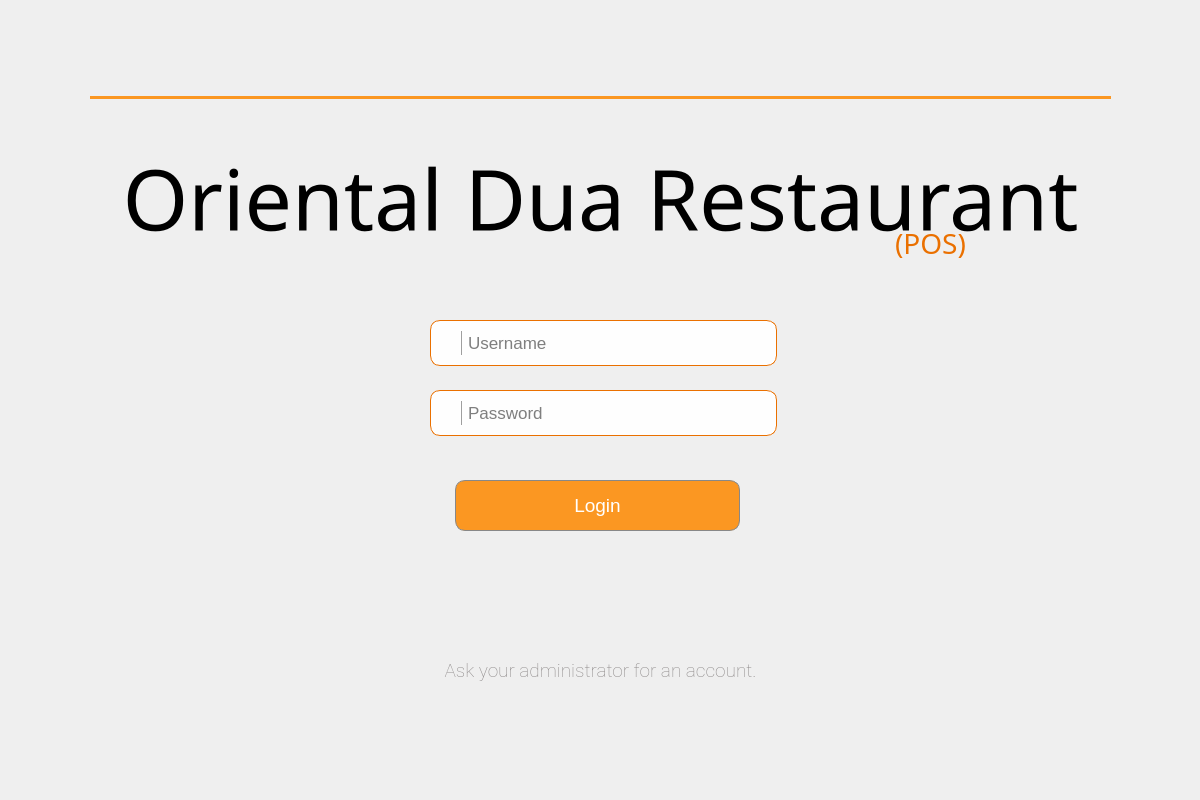
First picture: the form in Project SE/ui/loginscreen.ui, repository Patatims/CCSFEN2_Project, before the edit.
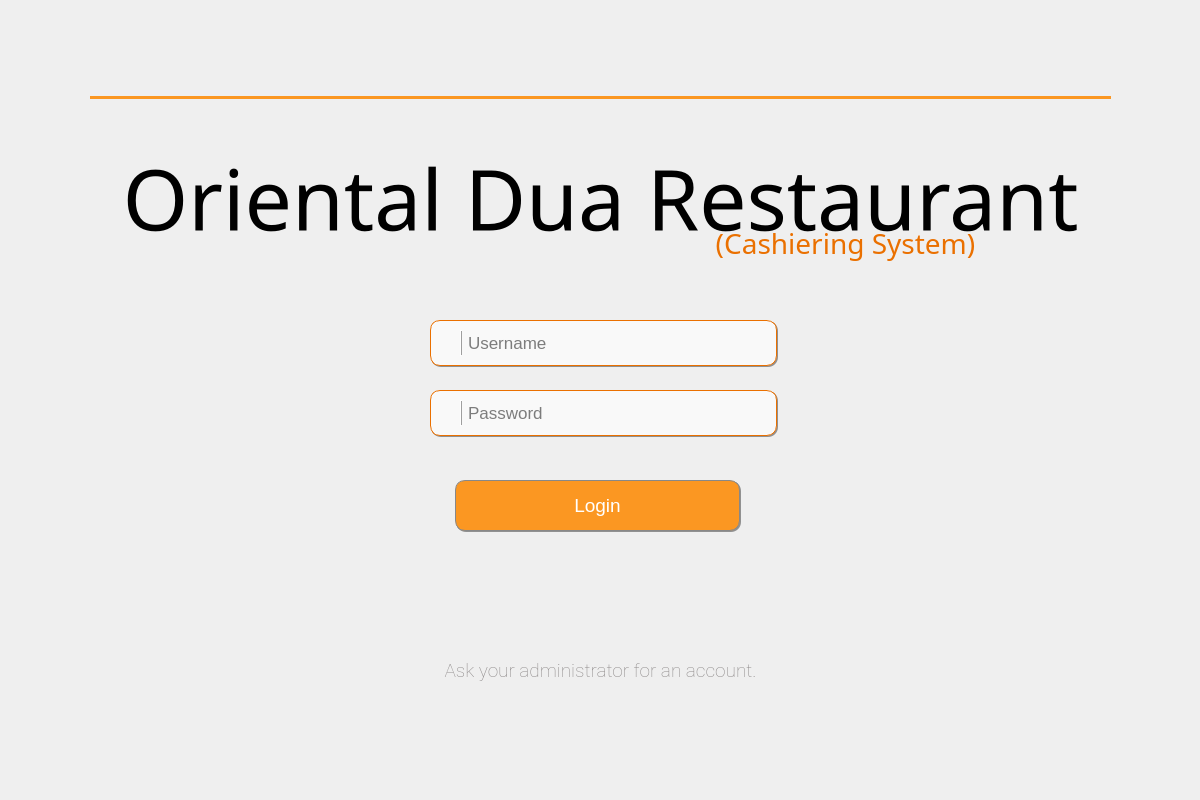
Second picture: the form after the edit. Icons and pictures are not drawn.

Diff of the .ui file:
```diff
--- a/Project SE/ui/loginscreen.ui
+++ b/Project SE/ui/loginscreen.ui
@@ -188,9 +188,9 @@
   <widget class="QLabel" name="subtitle">
    <property name="geometry">
     <rect>
-     <x>870</x>
+     <x>700</x>
      <y>210</y>
-     <width>121</width>
+     <width>291</width>
      <height>71</height>
     </rect>
    </property>
@@ -205,7 +205,7 @@
 }</string>
    </property>
    <property name="text">
-    <string>(POS)</string>
+    <string>(Cashiering System)</string>
    </property>
    <property name="scaledContents">
     <bool>false</bool>
@@ -329,6 +329,75 @@
     <bool>true</bool>
    </property>
   </widget>
+  <widget class="QLabel" name="label">
+   <property name="geometry">
+    <rect>
+     <x>431</x>
+     <y>391</y>
+     <width>347</width>
+     <height>46</height>
+    </rect>
+   </property>
+   <property name="styleSheet">
+    <string notr="true">    border-radius: 10px;
+    background-color: rgba(0, 0, 0, 100);
+</string>
+   </property>
+   <property name="text">
+    <string/>
+   </property>
+  </widget>
+  <widget class="QLabel" name="label_2">
+   <property name="geometry">
+    <rect>
+     <x>431</x>
+     <y>321</y>
+     <width>347</width>
+     <height>46</height>
+    </rect>
+   </property>
+   <property name="styleSheet">
+    <string notr="true">    border-radius: 10px;
+    background-color: rgba(0, 0, 0, 100);
+</string>
+   </property>
+   <property name="text">
+    <string/>
+   </property>
+  </widget>
+  <widget class="QLabel" name="label_3">
+   <property name="geometry">
+    <rect>
+     <x>456</x>
+     <y>481</y>
+     <width>285</width>
+     <height>51</height>
+    </rect>
+   </property>
+   <property name="styleSheet">
+    <string notr="true">    border-radius: 10px;
+    background-color: rgba(0, 0, 0, 100);
+</string>
+   </property>
+   <property name="text">
+    <string/>
+   </property>
+  </widget>
+  <zorder>label_3</zorder>
+  <zorder>label_2</zorder>
+  <zorder>title</zorder>
+  <zorder>loginbtn</zorder>
+  <zorder>navline</zorder>
+  <zorder>error</zorder>
+  <zorder>subtitle</zorder>
+  <zorder>note</zorder>
+  <zorder>label</zorder>
+  <zorder>userfield</zorder>
+  <zorder>username_icon</zorder>
+  <zorder>line</zorder>
+  <zorder>passwordfield</zorder>
+  <zorder>password_icon</zorder>
+  <zorder>line_2</zorder>
  </widget>
  <resources>
   <include location="../resource.qrc"/>
```
